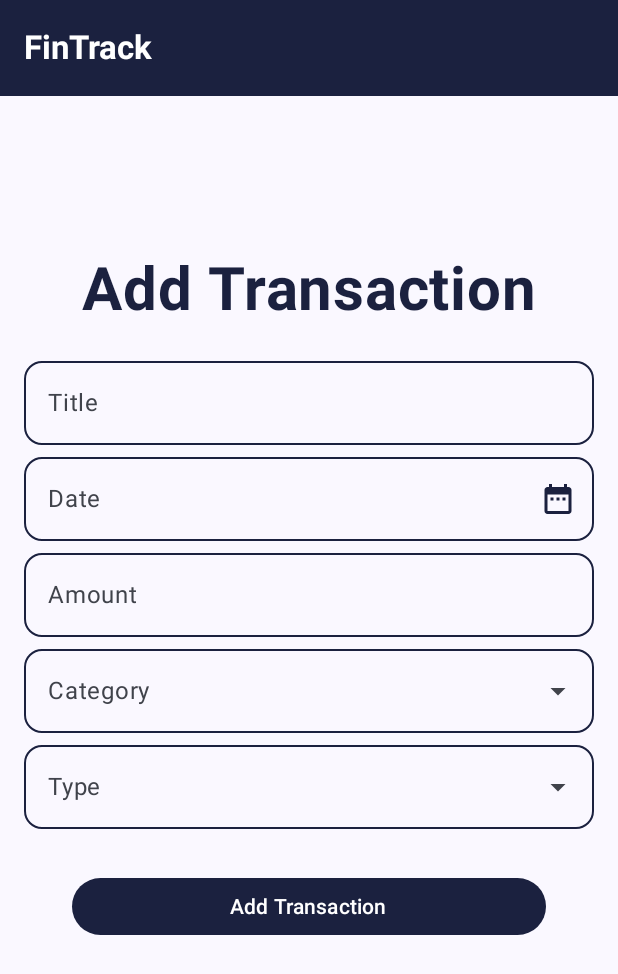
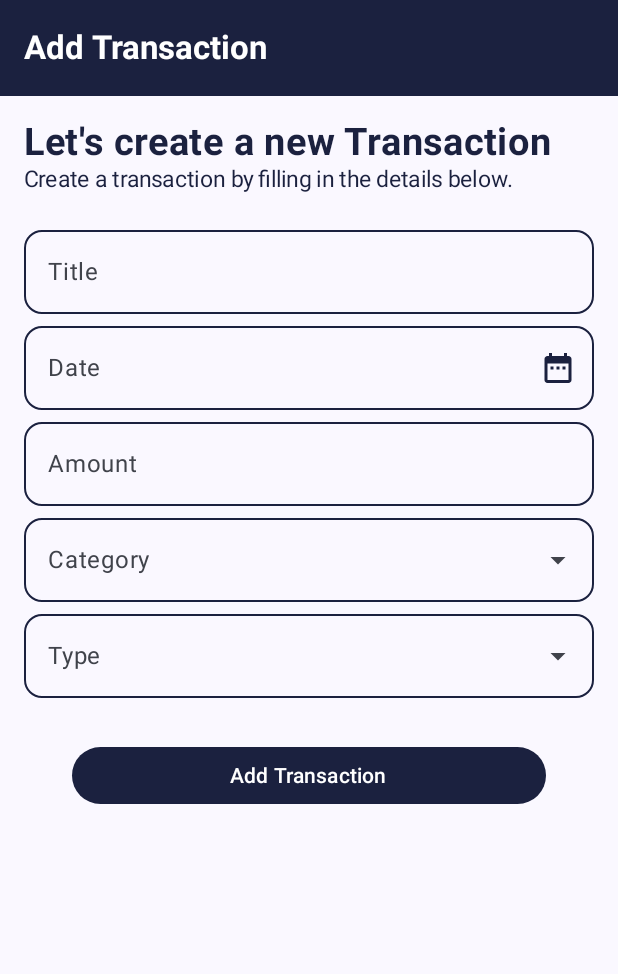
Before and after one commit to SantBreno/fintrack, an Android app built with Jetpack Compose: the AddTransactionScreen screen opened through its navigation route, on a phone screen of 412 x 824 dp. Shown: the top 974 px of the screen. Run offline under Robolectric (Android 15) with nearby library versions, the light colour scheme and no system bars; our stand-ins replace Room's generated code; 1 statement that could not run was skipped.

Commit message:
refactor: Extract DatePickerField to component
This commit extracts the `DatePickerField` composable function into its own file under `app/src/main/java/com/devsant/fintrack/ui/components/DatePickerField.kt`.

This refactoring aims to improve code organization and reusability. The `DatePickerField` is now used in both `AddTransactionScreen.kt` and `TransactionDetailScreen.kt`.

Additionally, the `AddTransactionScreen.kt` has been updated with minor UI text changes, including a new title and description.

```diff
--- a/app/src/main/java/com/devsant/fintrack/ui/screens/AddTransactionScreen.kt
+++ b/app/src/main/java/com/devsant/fintrack/ui/screens/AddTransactionScreen.kt
@@ -1,6 +1,5 @@
 package com.devsant.fintrack.ui.screens
 
-import android.app.DatePickerDialog
 import androidx.compose.foundation.clickable
 import androidx.compose.foundation.interaction.MutableInteractionSource
 import androidx.compose.foundation.layout.Arrangement
@@ -8,7 +7,6 @@ import androidx.compose.foundation.layout.Box
 import androidx.compose.foundation.layout.Column
 import androidx.compose.foundation.layout.Row
 import androidx.compose.foundation.layout.Spacer
-import androidx.compose.foundation.layout.fillMaxSize
 import androidx.compose.foundation.layout.fillMaxWidth
 import androidx.compose.foundation.layout.height
 import androidx.compose.foundation.layout.padding
@@ -31,7 +29,6 @@ import androidx.compose.material3.Text
 import androidx.compose.material3.TopAppBar
 import androidx.compose.material3.TopAppBarDefaults
 import androidx.compose.runtime.Composable
-import androidx.compose.runtime.DisposableEffect
 import androidx.compose.runtime.getValue
 import androidx.compose.runtime.mutableStateOf
 import androidx.compose.runtime.remember
@@ -51,10 +48,9 @@ import androidx.navigation.NavHostController
 import androidx.navigation.compose.rememberNavController
 import androidx.room.Room
 import com.devsant.fintrack.data.AppDatabase
+import com.devsant.fintrack.ui.components.DatePickerField
 import com.devsant.fintrack.ui.theme.FintrackTheme
 import com.devsant.fintrack.viewmodel.TransactionViewModel
-import java.util.Calendar
-import java.util.Locale
 
 @OptIn(ExperimentalMaterial3Api::class)
 @Composable
@@ -71,12 +67,11 @@ fun AddTransactionScreen(
     var categoryExpanded by remember { mutableStateOf(false) }
     var typeExpanded by remember { mutableStateOf(false) }
 
-//
     Scaffold(
         topBar = {
             TopAppBar(
                 title = {
-                    Text("FinTrack", color = Color.White, fontWeight = FontWeight.Bold)
+                    Text("Add Transaction", color = Color.White, fontWeight = FontWeight.Bold)
                 },
                 colors = TopAppBarDefaults.topAppBarColors(
                     containerColor = Color(0xFF1B213F)
@@ -84,20 +79,27 @@ fun AddTransactionScreen(
             )
         }
     ) { innerPadding ->
-        Box(modifier = Modifier.padding(innerPadding))
-    }
         Column(
             modifier = Modifier
-            .fillMaxSize()
-            .padding(16.dp),
-        verticalArrangement = Arrangement.Center,
-        horizontalAlignment = Alignment.CenterHorizontally
+                .padding(innerPadding)
+                .padding(16.dp)
         ) {
 
+            Text(
+                "Let's create a new Transaction",
+                style = MaterialTheme.typography.bodyLarge.copy(
+                    fontWeight = FontWeight.Bold,
+                    color = Color(0xFF1B213F)
+                ),
+                fontSize = 25.sp
+            )
 
-        Text("Add Transaction",
-            style = MaterialTheme.typography.bodyLarge.copy(fontWeight = FontWeight.Bold, color = Color(0xFF1B213F)),
-            fontSize = 40.sp
+            Text(
+                "Create a transaction by filling in the details below.",
+                style = MaterialTheme.typography.bodyMedium.copy(
+                    color = Color(0xFF1B213F)
+                ),
+                fontSize = 15.sp
             )
             Spacer(modifier = Modifier.height(16.dp))
 
@@ -130,7 +132,8 @@ fun AddTransactionScreen(
             )
 
 
-        OutlinedTextField(value = viewModel.amount.value,
+            OutlinedTextField(
+                value = viewModel.amount.value,
                 onValueChange = { viewModel.amount.value = it },
                 label = { Text("Amount") },
                 singleLine = true,
@@ -242,6 +245,7 @@ fun AddTransactionScreen(
             }
         }
     }
+}
 
 @Composable
 fun DateInputField(
@@ -289,48 +293,6 @@ fun DateInputField(
     )
 }
 
-
-@Composable
-fun DatePickerField(
-    showDialog: Boolean,
-    onDismiss: () -> Unit,
-    onDateSelected: (String) -> Unit
-
-
-) {
-    val context = LocalContext.current
-
-    if (showDialog) {
-        DisposableEffect(Unit) {
-            val calendar = Calendar.getInstance()
-
-            val datePickerDialog = DatePickerDialog(
-                context,
-                { _, year, month, day ->
-                    val formattedDate = String.format(Locale.getDefault(), "%02d/%02d/%04d", day, month + 1, year)
-                    onDateSelected(formattedDate)
-                },
-                calendar.get(Calendar.YEAR),
-                calendar.get(Calendar.MONTH),
-                calendar.get(Calendar.DAY_OF_MONTH)
-            )
-
-            datePickerDialog.setOnDismissListener { onDismiss()
-            }
-
-            datePickerDialog.show()
-
-            onDispose {
-                datePickerDialog.setOnDismissListener(null)
-            }
-        }
-    }
-
-}
-
-
-
-
 @Preview(showBackground = true)
 @Composable
 fun AddTransactionScreenPreview() {
```
Also changed, not shown: app/src/main/java/com/devsant/fintrack/ui/components/DatePickerField.kt (added, +46 -0 lines), app/src/main/java/com/devsant/fintrack/ui/screens/TransactionDetailScreen.kt (+15 -5 lines). Lines whose indentation alone changed are shown as unchanged.
